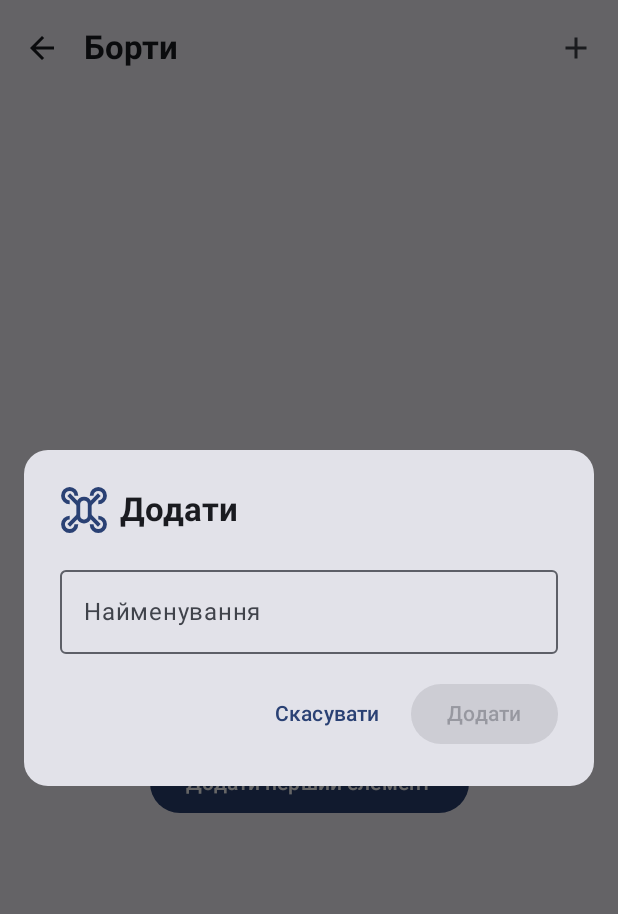
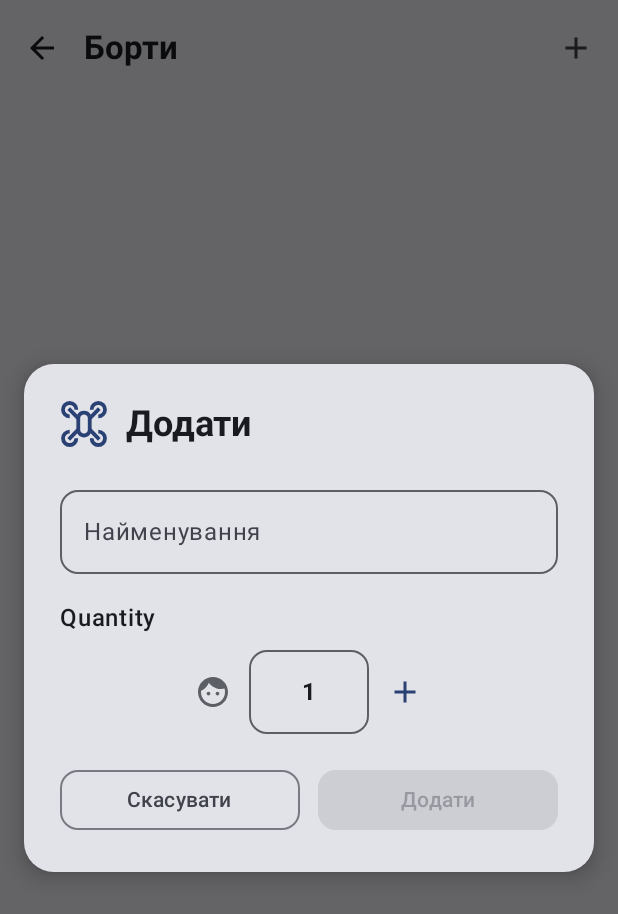
Before and after one commit to sargssss/companion159, an Android app built with Jetpack Compose: the composable InventoryScreen shown on its own in the app's theme, after a tap on "Додати", on a phone screen of 412 x 824 dp. Shown: the top 914 px of the screen. Run offline under Robolectric (Android 15) with nearby library versions, the phone set to English and light mode, and no system bars; our stand-ins replace Dagger/Hilt's generated code, Room's generated code; 1 statement that could not run was skipped.

Commit message:
update add, edit item dialog; add delete comfirm

```diff
--- a/app/src/main/java/com/lifelover/companion159/presentation/ui/inventory/AddItemDialog.kt
+++ /dev/null
@@ -1,88 +0,0 @@
-package com.lifelover.companion159.presentation.ui.inventory
-
-import androidx.compose.foundation.layout.*
-import androidx.compose.foundation.shape.RoundedCornerShape
-import androidx.compose.material3.*
-import androidx.compose.runtime.*
-import androidx.compose.ui.Alignment
-import androidx.compose.ui.Modifier
-import androidx.compose.ui.res.painterResource
-import androidx.compose.ui.res.stringResource
-import androidx.compose.ui.text.font.FontWeight
-import androidx.compose.ui.unit.dp
-import androidx.compose.ui.window.Dialog
-import com.lifelover.companion159.R
-import com.lifelover.companion159.data.local.entities.InventoryCategory
-import com.lifelover.companion159.data.local.entities.iconRes
-
-@Composable
-fun AddItemDialog(
-    inventoryType: InventoryCategory, // FIXED: was InventoryType
-    onDismiss: () -> Unit,
-    onAdd: (String) -> Unit
-) {
-    var itemName by remember { mutableStateOf("") }
-
-    Dialog(onDismissRequest = onDismiss) {
-        Card(
-            modifier = Modifier
-                .fillMaxWidth()
-                .padding(16.dp),
-            shape = RoundedCornerShape(16.dp)
-        ) {
-            Column(
-                modifier = Modifier.padding(24.dp),
-                verticalArrangement = Arrangement.spacedBy(16.dp)
-            ) {
-                Row(
-                    verticalAlignment = Alignment.CenterVertically,
-                    horizontalArrangement = Arrangement.spacedBy(8.dp)
-                ) {
-                    Icon(
-                        modifier = Modifier.size(32.dp),
-                        painter = painterResource(inventoryType.iconRes()),
-                        contentDescription = null,
-                        tint = MaterialTheme.colorScheme.primary
-                    )
-                    Text(
-                        text = stringResource(id = R.string.add),
-                        style = MaterialTheme.typography.titleLarge,
-                        fontWeight = FontWeight.Bold
-                    )
-                }
-
-                OutlinedTextField(
-                    value = itemName,
-                    onValueChange = { itemName = it },
-                    label = { Text(stringResource(id = R.string.naming)) },
-                    modifier = Modifier.fillMaxWidth(),
-                    singleLine = true,
-                    placeholder = { Text(stringResource(id = R.string.enter_title)) }
-                )
-
-                Row(
-                    modifier = Modifier.fillMaxWidth(),
-                    horizontalArrangement = Arrangement.End,
-                    verticalAlignment = Alignment.CenterVertically
-                ) {
-                    TextButton(onClick = onDismiss) {
-                        Text(stringResource(id = R.string.cancel))
-                    }
-
-                    Spacer(modifier = Modifier.width(8.dp))
-
-                    Button(
-                        onClick = {
-                            if (itemName.isNotBlank()) {
-                                onAdd(itemName.trim())
-                            }
-                        },
-                        enabled = itemName.isNotBlank()
-                    ) {
-                        Text(stringResource(id = R.string.add))
-                    }
-                }
-            }
-        }
-    }
-}
--- /dev/null
+++ b/app/src/main/java/com/lifelover/companion159/presentation/ui/inventory/InventoryItemDialog.kt
@@ -0,0 +1,201 @@
+package com.lifelover.companion159.presentation.ui.inventory
+
+
+import androidx.compose.foundation.layout.*
+import androidx.compose.foundation.shape.RoundedCornerShape
+import androidx.compose.foundation.text.KeyboardOptions
+import androidx.compose.material.icons.Icons
+import androidx.compose.material.icons.filled.Add
+import androidx.compose.material.icons.filled.Edit
+import androidx.compose.material.icons.filled.Face
+import androidx.compose.material3.*
+import androidx.compose.runtime.*
+import androidx.compose.ui.Alignment
+import androidx.compose.ui.Modifier
+import androidx.compose.ui.res.painterResource
+import androidx.compose.ui.res.stringResource
+import androidx.compose.ui.text.font.FontWeight
+import androidx.compose.ui.text.input.KeyboardType
+import androidx.compose.ui.text.style.TextAlign
+import androidx.compose.ui.unit.dp
+import androidx.compose.ui.window.Dialog
+import com.lifelover.companion159.R
+import com.lifelover.companion159.data.local.entities.InventoryCategory
+import com.lifelover.companion159.data.local.entities.iconRes
+import com.lifelover.companion159.domain.models.InventoryItem
+
+@Composable
+fun InventoryItemDialog(
+    inventoryType: InventoryCategory,
+    editingItem: InventoryItem? = null, // null for create, item for edit
+    onDismiss: () -> Unit,
+    onSave: (String, Int) -> Unit
+) {
+    // Determine if this is edit mode
+    val isEditMode = editingItem != null
+
+    // Initialize values based on mode
+    var itemName by remember { mutableStateOf(editingItem?.name ?: "") }
+    var quantity by remember { mutableIntStateOf(editingItem?.quantity ?: 1) }
+
+    Dialog(onDismissRequest = onDismiss) {
+        Card(
+            modifier = Modifier
+                .fillMaxWidth()
+                .padding(16.dp),
+            shape = RoundedCornerShape(20.dp),
+            elevation = CardDefaults.cardElevation(defaultElevation = 8.dp)
+        ) {
+            Column(
+                modifier = Modifier.padding(24.dp),
+                verticalArrangement = Arrangement.spacedBy(20.dp)
+            ) {
+                // Header with icon and title
+                Row(
+                    verticalAlignment = Alignment.CenterVertically,
+                    horizontalArrangement = Arrangement.spacedBy(12.dp)
+                ) {
+                    Icon(
+                        modifier = Modifier.size(32.dp),
+                        painter = painterResource(inventoryType.iconRes()),
+                        contentDescription = null,
+                        tint = MaterialTheme.colorScheme.primary
+                    )
+                    Text(
+                        text = if (isEditMode) "Edit Item" else stringResource(id = R.string.add),
+                        style = MaterialTheme.typography.headlineSmall,
+                        fontWeight = FontWeight.Bold
+                    )
+                }
+
+                // Name input field
+                OutlinedTextField(
+                    value = itemName,
+                    onValueChange = { itemName = it },
+                    label = { Text(stringResource(id = R.string.naming)) },
+                    modifier = Modifier.fillMaxWidth(),
+                    singleLine = true,
+                    placeholder = { Text(stringResource(id = R.string.enter_title)) },
+                    shape = RoundedCornerShape(12.dp)
+                )
+
+                // Quantity section
+                Column(
+                    verticalArrangement = Arrangement.spacedBy(12.dp)
+                ) {
+                    Text(
+                        text = "Quantity",
+                        style = MaterialTheme.typography.bodyLarge,
+                        fontWeight = FontWeight.Medium
+                    )
+
+                    Row(
+                        modifier = Modifier.fillMaxWidth(),
+                        horizontalArrangement = Arrangement.Center,
+                        verticalAlignment = Alignment.CenterVertically
+                    ) {
+                        // Decrease button
+                        IconButton(
+                            onClick = { if (quantity > 1) quantity-- },
+                            enabled = quantity > 1
+                        ) {
+                            Icon(
+                                imageVector = Icons.Default.Face,
+                                contentDescription = "Decrease quantity",
+                                tint = if (quantity > 1) MaterialTheme.colorScheme.primary
+                                else MaterialTheme.colorScheme.outline
+                            )
+                        }
+
+                        // Quantity display/input
+                        OutlinedTextField(
+                            value = quantity.toString(),
+                            onValueChange = { value ->
+                                value.toIntOrNull()?.let { newQuantity ->
+                                    if (newQuantity >= 1) {
+                                        quantity = newQuantity
+                                    }
+                                }
+                            },
+                            modifier = Modifier.width(80.dp),
+                            singleLine = true,
+                            textStyle = MaterialTheme.typography.bodyLarge.copy(
+                                fontWeight = FontWeight.Bold,
+                                textAlign = TextAlign.Center
+                            ),
+                            keyboardOptions = KeyboardOptions(keyboardType = KeyboardType.Number),
+                            shape = RoundedCornerShape(12.dp)
+                        )
+
+                        // Increase button
+                        IconButton(
+                            onClick = { quantity++ }
+                        ) {
+                            Icon(
+                                imageVector = Icons.Default.Add,
+                                contentDescription = "Increase quantity",
+                                tint = MaterialTheme.colorScheme.primary
+                            )
+                        }
+                    }
+                }
+
+                // Action buttons
+                Row(
+                    modifier = Modifier.fillMaxWidth(),
+                    horizontalArrangement = Arrangement.spacedBy(12.dp)
+                ) {
+                    OutlinedButton(
+                        onClick = onDismiss,
+                        modifier = Modifier.weight(1f),
+                        shape = RoundedCornerShape(12.dp)
+                    ) {
+                        Text(stringResource(id = R.string.cancel))
+                    }
+
+                    Button(
+                        onClick = {
+                            if (itemName.isNotBlank()) {
+                                onSave(itemName.trim(), quantity)
+                            }
+                        },
+                        enabled = itemName.isNotBlank(),
+                        modifier = Modifier.weight(1f),
+                        shape = RoundedCornerShape(12.dp)
+                    ) {
+                        Text(if (isEditMode) "Save" else stringResource(id = R.string.add))
+                    }
+                }
+            }
+        }
+    }
+}
+
+// Helper composables for backward compatibility
+@Composable
+fun AddItemDialog(
+    inventoryType: InventoryCategory,
+    onDismiss: () -> Unit,
+    onAdd: (String, Int) -> Unit
+) {
+    InventoryItemDialog(
+        inventoryType = inventoryType,
+        editingItem = null, // null means create mode
+        onDismiss = onDismiss,
+        onSave = onAdd
+    )
+}
+
+@Composable
+fun EditItemDialog(
+    item: InventoryItem,
+    onDismiss: () -> Unit,
+    onUpdate: (String, Int) -> Unit
+) {
+    InventoryItemDialog(
+        inventoryType = item.category,
+        editingItem = item, // pass item for edit mode
+        onDismiss = onDismiss,
+        onSave = onUpdate
+    )
+}
--- a/app/src/main/java/com/lifelover/companion159/presentation/ui/inventory/InventoryScreen.kt
+++ b/app/src/main/java/com/lifelover/companion159/presentation/ui/inventory/InventoryScreen.kt
@@ -20,6 +20,7 @@ import com.lifelover.companion159.R
 import com.lifelover.companion159.data.local.entities.InventoryCategory
 import com.lifelover.companion159.data.local.entities.iconRes
 import com.lifelover.companion159.data.local.entities.titleRes
+import com.lifelover.companion159.domain.models.InventoryItem
 import com.lifelover.companion159.presentation.viewmodels.InventoryViewModel
 
 @OptIn(ExperimentalMaterial3Api::class)
@@ -31,6 +32,7 @@ fun InventoryScreen(
 ) {
     val state by viewModel.state.collectAsState()
     var showAddDialog by remember { mutableStateOf(false) }
+    var itemToDelete by remember { mutableStateOf<InventoryItem?>(null) }
 
     // Load items when screen opens
     LaunchedEffect(inventoryCategory) {
@@ -48,6 +50,17 @@ fun InventoryScreen(
         LaunchedEffect(error) {
             viewModel.clearError()
         }
+    }
+
+    itemToDelete?.let { item ->
+        DeleteConfirmationDialog(
+            item = item,
+            onDismiss = { itemToDelete = null },
+            onConfirm = {
+                viewModel.deleteItemById(item.id)
+                itemToDelete = null
+            }
+        )
     }
 
     Column(modifier = Modifier.fillMaxSize()) {
@@ -100,7 +113,7 @@ fun InventoryScreen(
                 LazyColumn(
                     modifier = Modifier.fillMaxSize(),
                     contentPadding = PaddingValues(16.dp),
-                    verticalArrangement = Arrangement.spacedBy(8.dp)
+                    verticalArrangement = Arrangement.spacedBy(12.dp)
                 ) {
                     items(state.items, key = { it.id }) { item ->
                         InventoryItemCard(
@@ -108,9 +121,10 @@ fun InventoryScreen(
                             onQuantityChange = { newQuantity ->
                                 viewModel.updateQuantity(item, newQuantity)
                             },
-                            onDelete = {
+                            onDelete = { itemToDelete = item },
+                            /*onDelete = {
                                 viewModel.deleteItemById(item.id)
-                            },
+                            },*/
                             onEdit = {
                                 viewModel.startEditingItem(item)
                             },
@@ -122,24 +136,26 @@ fun InventoryScreen(
         }
     }
 
-    // Add item dialog
+    // Universal dialog for both add and edit
     if (showAddDialog) {
-        AddItemDialog(
+        InventoryItemDialog(
             inventoryType = inventoryCategory,
+            editingItem = null, // null for create mode
             onDismiss = { showAddDialog = false },
-            onAdd = { name ->
-                viewModel.addNewItem(name, inventoryCategory)
+            onSave = { name: String, quantity: Int ->
+                viewModel.addNewItem(name, quantity, inventoryCategory)
                 showAddDialog = false
             }
         )
     }
 
-    // Edit item dialog
+    // Edit item dialog using the same universal dialog
     state.editingItem?.let { item ->
-        EditItemDialog(
-            item = item,
+        InventoryItemDialog(
+            inventoryType = inventoryCategory,
+            editingItem = item, // pass item for edit mode
             onDismiss = { viewModel.stopEditingItem() },
-            onUpdate = { newName, newQuantity ->
+            onSave = { newName: String, newQuantity: Int ->
                 viewModel.updateFullItem(item, newName, newQuantity)
             }
         )
@@ -157,27 +173,41 @@ private fun EmptyState(
     ) {
         Column(
             horizontalAlignment = Alignment.CenterHorizontally,
-            verticalArrangement = Arrangement.spacedBy(16.dp)
+            verticalArrangement = Arrangement.spacedBy(20.dp),
+            modifier = Modifier.padding(48.dp)
         ) {
             Icon(
                 painter = painterResource(category.iconRes()),
                 contentDescription = null,
-                modifier = Modifier.size(64.dp),
-                tint = MaterialTheme.colorScheme.onSurfaceVariant
+                modifier = Modifier.size(80.dp),
+                tint = MaterialTheme.colorScheme.onSurfaceVariant.copy(alpha = 0.6f)
             )
+
             Text(
                 text = stringResource(id = R.string.empty_list),
-                style = MaterialTheme.typography.titleMedium,
-                color = MaterialTheme.colorScheme.onSurfaceVariant
+                style = MaterialTheme.typography.headlineSmall,
+                color = MaterialTheme.colorScheme.onSurfaceVariant,
+                fontWeight = FontWeight.Medium
             )
+
             Text(
                 text = stringResource(id = R.string.push_plus_to_add),
-                style = MaterialTheme.typography.bodyMedium,
+                style = MaterialTheme.typography.bodyLarge,
                 color = MaterialTheme.colorScheme.onSurfaceVariant,
                 textAlign = TextAlign.Center
             )
-            Button(onClick = onAddClick) {
-                Text("Додати перший елемент")
+
+            Button(
+                onClick = onAddClick,
+                modifier = Modifier.padding(top = 8.dp)
+            ) {
+                Icon(
+                    imageVector = Icons.Default.Add,
+                    contentDescription = null,
+                    modifier = Modifier.size(18.dp)
+                )
+                Spacer(modifier = Modifier.width(8.dp))
+                Text("Add first item")
             }
         }
     }
--- a/app/src/main/java/com/lifelover/companion159/presentation/viewmodels/InventoryViewModel.kt
+++ b/app/src/main/java/com/lifelover/companion159/presentation/viewmodels/InventoryViewModel.kt
@@ -76,7 +76,7 @@ class InventoryViewModel @Inject constructor(
         }
     }
 
-    fun addNewItem(name: String, category: InventoryCategory) {
+    fun addNewItem(name: String, quantity: Int, category: InventoryCategory) {
         if (name.isBlank()) return
 
         viewModelScope.launch {
@@ -84,7 +84,7 @@ class InventoryViewModel @Inject constructor(
                 val item = InventoryItem(
                     name = name.trim(),
                     category = category,
-                    quantity = 1
+                    quantity = quantity
                 )
                 addItem(item)
                 Log.d(TAG, "Added new item: $name")
```
Also changed, not shown: app/src/main/java/com/lifelover/companion159/presentation/ui/inventory/DeleteConfirmationDialog.kt (added, +88 -0 lines), app/src/main/java/com/lifelover/companion159/presentation/ui/inventory/EditItemDialog.kt (deleted, +0 -109 lines).
